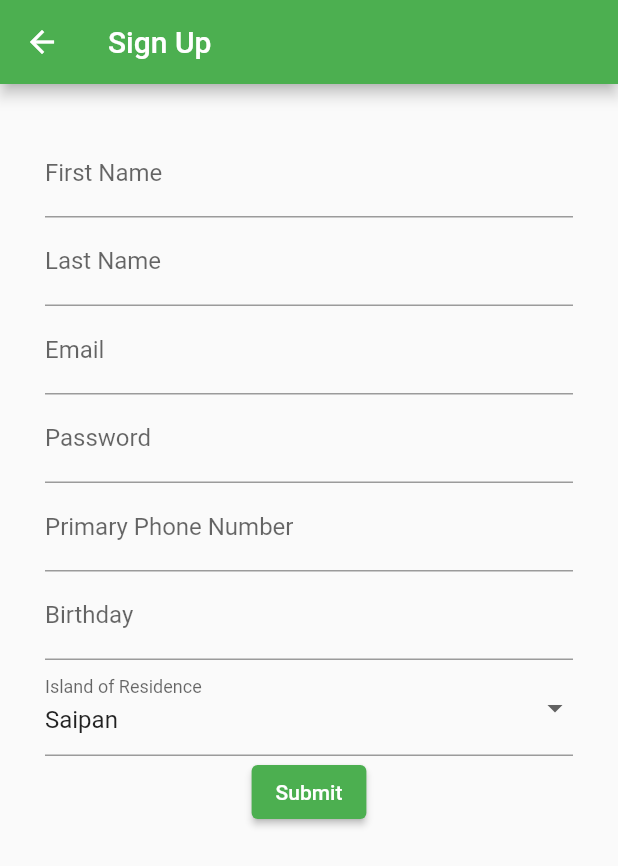
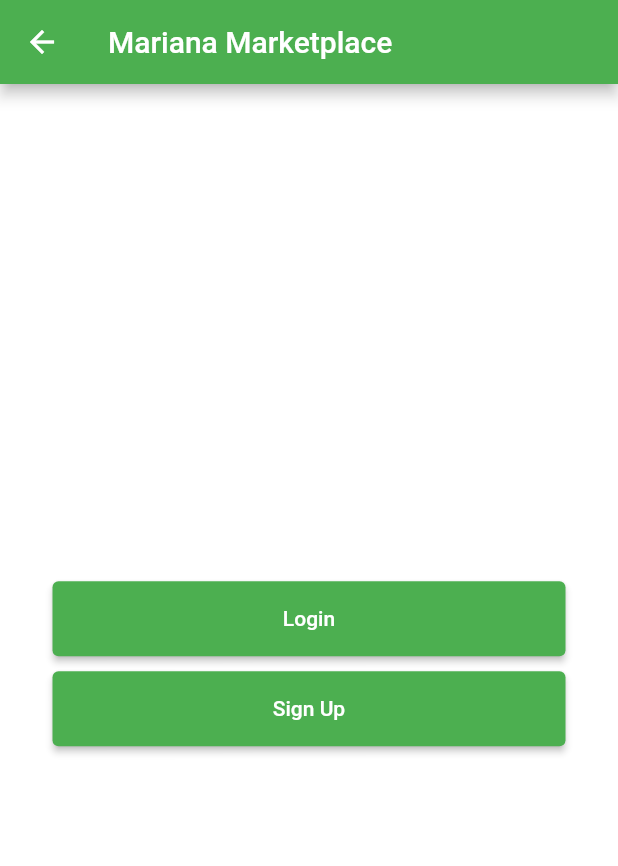
Before and after one commit to korafdavid/mariana_marketplace_app, a Flutter app: the screen it shows after launch, after a tap on the "login" icon, on a phone screen of 412 x 824 dp. Shown: the top 866 px of the screen. Run offline on Flutter 3.47's test engine with Material 2 defaults, Android fonts, the phone set to English and light mode, and no system bars; our stand-ins replace appwrite, carousel_slider, flutter_login, image_picker, infinite_scroll_pagination.

Commit message:
Added login / signup splash page

```diff
--- a/lib/api_calls.dart
+++ b/lib/api_calls.dart
@@ -66,7 +66,7 @@ Future<String?> signupUser(
     User signedUpUser = await registerUserAccount(fullName, email, password);
     debugPrint("1 signedUpUser");
     //Create session
-    Session createdSession = await startUserSession(email, password);
+    Session createdSession = await loginUserAccount(email, password);
     debugPrint("2 createdSession");
     //Update user account name
     User updatedAccountNameAccount = await updateAccountName(fullName);
@@ -109,19 +109,15 @@ Future<User> registerUserAccount(
   //});
 }
 
-Future<Session> startUserSession(String anEmail, String anPassword) async {
+Future<Session> loginUserAccount(String anEmail, String anPassword) {
   Future<Session> result = account.createSession(
     email: anEmail,
     password: anPassword,
   );
 
+  debugPrint("Attempting user login with email: $anEmail");
+
   return result;
-  //result
-  //  .then((response) {
-  //    print(response);
-  //  }).catchError((error) {
-  //    print(error.response);
-  //});
 }
 
 Future<Document> createUserInfoEntry(
--- a/lib/landing_screen.dart
+++ b/lib/landing_screen.dart
@@ -7,6 +7,7 @@ import 'package:mariana_marketplace/test_screen.dart';
 import 'package:mariana_marketplace/old_login_screen.dart';
 import 'package:mariana_marketplace/car_screen.dart';
 import 'package:mariana_marketplace/api_calls.dart';
+import 'package:mariana_marketplace/login_or_signup_screen.dart';
 
 class LandingScreen extends StatefulWidget {
   const LandingScreen({Key? key}) : super(key: key);
@@ -22,26 +23,26 @@ class _LandingScreenState extends State<LandingScreen> {
   Widget checkLoginIconButtonStatus(AsyncSnapshot snapshot) {
     print(snapshot.connectionState);
     if (snapshot.connectionState == ConnectionState.waiting) {
-      return loginIconButton(Icons.key);
+      return loginIconButton(Icons.key, loginOrSignupScreen());
     } else if (snapshot.connectionState == ConnectionState.done) {
       if (snapshot.hasError) {
-        return loginIconButton(Icons.error);
+        return loginIconButton(Icons.error, loginOrSignupScreen());
       } else if (snapshot.hasData) {
         if (snapshot.data == true) {
-          return loginIconButton(Icons.person);
+          return loginIconButton(Icons.person, loginOrSignupScreen());
         } else {
-          return loginIconButton(Icons.login);
+          return loginIconButton(Icons.login, loginOrSignupScreen());
         }
       } else {
         return const Text('Empty data');
       }
     } else {
       debugPrint("Issue with login Icon");
-      return loginIconButton(Icons.error);
+      return loginIconButton(Icons.error, loginOrSignupScreen());
     }
   }
 
-  IconButton loginIconButton(IconData iconData) {
+  IconButton loginIconButton(IconData iconData, Widget onPressedNav) {
     return IconButton(
       icon: Icon(
         iconData,
@@ -49,7 +50,7 @@ class _LandingScreenState extends State<LandingScreen> {
       onPressed: () {
         Navigator.push(
           context,
-          MaterialPageRoute(builder: (context) => SignUpForm()),
+          MaterialPageRoute(builder: (context) => onPressedNav),
         );
       },
       color: Colors.black,
--- /dev/null
+++ b/lib/login_or_signup_screen.dart
@@ -0,0 +1,58 @@
+import 'package:flutter/material.dart';
+import 'package:mariana_marketplace/api_calls.dart';
+import 'package:mariana_marketplace/login_screen.dart';
+import 'package:mariana_marketplace/sign_up_screen.dart';
+
+class loginOrSignupScreen extends StatefulWidget {
+  loginOrSignupScreen({Key? key}) : super(key: key);
+
+  @override
+  State<loginOrSignupScreen> createState() => _loginOrSignupScreenState();
+}
+
+class _loginOrSignupScreenState extends State<loginOrSignupScreen> {
+  @override
+  Widget build(BuildContext context) {
+    return Scaffold(
+      appBar: AppBar(
+        title: Text("Mariana Marketplace"),
+      ),
+      body: Container(
+        padding: const EdgeInsets.only(top: 5, left: 5, right: 5),
+        color: Color.fromARGB(255, 255, 255, 255),
+        child: Expanded(
+          child: Padding(
+            padding: const EdgeInsets.all(30.0),
+            child: Column(
+              mainAxisAlignment: MainAxisAlignment.center,
+              crossAxisAlignment: CrossAxisAlignment.center,
+              children: [
+                ElevatedButton(
+                    style: ElevatedButton.styleFrom(
+                        minimumSize: const Size.fromHeight(50)),
+                    onPressed: (() {
+                      Navigator.push(
+                        context,
+                        MaterialPageRoute(builder: (context) => LoginScreen()),
+                      );
+                    }),
+                    child: const Text("Login")),
+                SizedBox(height: 10),
+                ElevatedButton(
+                    style: ElevatedButton.styleFrom(
+                        minimumSize: const Size.fromHeight(50)),
+                    onPressed: (() {
+                      Navigator.push(
+                        context,
+                        MaterialPageRoute(builder: (context) => SignUpForm()),
+                      );
+                    }),
+                    child: const Text("Sign Up"))
+              ],
+            ),
+          ),
+        ),
+      ),
+    );
+  }
+}
```
Also changed, not shown: lib/login_screen.dart (added, +141 -0 lines).
